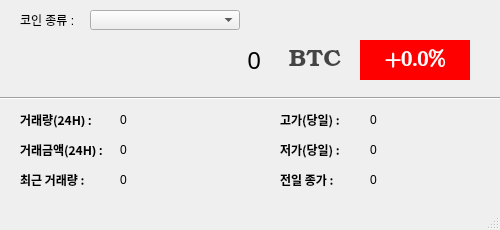
Old version of the form ui/coinPriceUi.ui in the repository yoojj1990/coinPriceProject_2022_6_17.
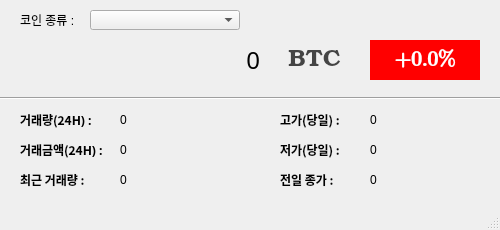
New version of the form.

Commit message: ui 수정

```diff
--- a/ui/coinPriceUi.ui
+++ b/ui/coinPriceUi.ui
@@ -42,7 +42,7 @@
      <rect>
       <x>20</x>
       <y>40</y>
-      <width>241</width>
+      <width>240</width>
       <height>40</height>
      </rect>
     </property>
@@ -64,9 +64,9 @@
    <widget class="QLabel" name="coinTicker_label">
     <property name="geometry">
      <rect>
-      <x>280</x>
+      <x>269</x>
       <y>40</y>
-      <width>70</width>
+      <width>91</width>
       <height>40</height>
      </rect>
     </property>
@@ -89,7 +89,7 @@
    <widget class="QLabel" name="coinChang_label">
     <property name="geometry">
      <rect>
-      <x>360</x>
+      <x>370</x>
       <y>40</y>
       <width>110</width>
       <height>40</height>
```
Left out of the diff: 5 changed lines with no effect on the pictures.
